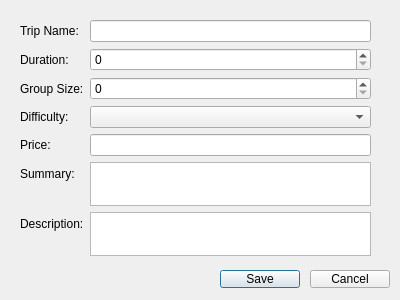
This is AddTripDialog.ui in oppaii230205/travel-agency-management as Qt 5 draws it before an edit. The edited form follows.
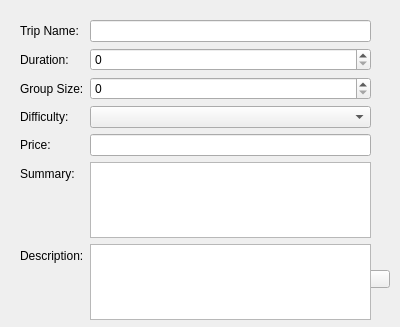
This is the edited form.

```diff
--- a/AddTripDialog.ui
+++ b/AddTripDialog.ui
@@ -7,7 +7,7 @@
     <x>0</x>
     <y>0</y>
     <width>400</width>
-    <height>300</height>
+    <height>327</height>
    </rect>
   </property>
   <property name="windowTitle">
@@ -45,7 +45,7 @@
      <x>20</x>
      <y>20</y>
      <width>351</width>
-     <height>236</height>
+     <height>300</height>
     </rect>
    </property>
    <layout class="QFormLayout" name="formLayout">
```
